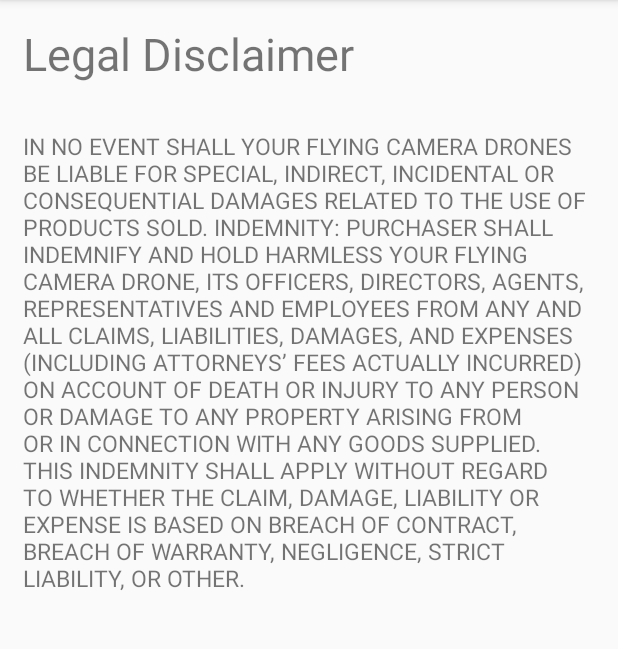
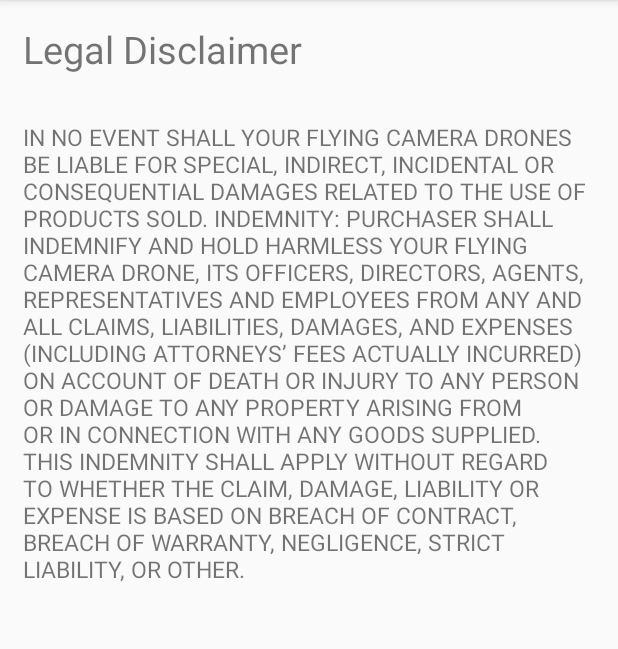
Before and after one commit to ExperimentalFlightsVIP/APP-Client, an Android app: the fragment LegalFragment shown on its own in the app's theme, on a phone screen of 412 x 824 dp, the part 84-733 px from its top. Run offline under Robolectric (Android 15) with nearby library versions, the phone set to English and light mode, and no system bars.

Commit message:
Settings, Legal

```diff
--- a/app/src/main/res/layout/fragment_legal.xml
+++ b/app/src/main/res/layout/fragment_legal.xml
@@ -10,17 +10,19 @@
         android:layout_height="wrap_content"
         android:id="@+id/welcome_text"
         android:text="Legal Disclaimer"
-        android:textSize="30dp"
+        android:textSize="25sp"
         android:layout_margin="15dp"
         />
 
     <TextView
-        android:layout_width="wrap_content"
-        android:layout_height="wrap_content"
-        android:layout_margin="15dp"
+        android:layout_width="396dp"
+        android:layout_height="362dp"
         android:layout_below="@+id/welcome_text"
+        android:layout_marginStart="15dp"
+        android:layout_marginTop="15dp"
+        android:layout_marginEnd="15dp"
+        android:layout_marginBottom="15dp"
         android:text="IN NO EVENT SHALL YOUR FLYING CAMERA DRONES BE LIABLE FOR SPECIAL, INDIRECT, INCIDENTAL OR CONSEQUENTIAL DAMAGES RELATED TO THE USE OF PRODUCTS SOLD. INDEMNITY: PURCHASER SHALL INDEMNIFY AND HOLD HARMLESS YOUR FLYING CAMERA DRONE, ITS OFFICERS, DIRECTORS, AGENTS, REPRESENTATIVES AND EMPLOYEES FROM ANY AND ALL CLAIMS, LIABILITIES, DAMAGES, AND EXPENSES (INCLUDING ATTORNEYS’ FEES ACTUALLY INCURRED) ON ACCOUNT OF DEATH OR INJURY TO ANY PERSON OR DAMAGE TO ANY PROPERTY ARISING FROM OR IN CONNECTION WITH ANY GOODS SUPPLIED. THIS INDEMNITY SHALL APPLY WITHOUT REGARD TO WHETHER THE CLAIM, DAMAGE, LIABILITY OR EXPENSE IS BASED ON BREACH OF CONTRACT, BREACH OF WARRANTY, NEGLIGENCE, STRICT LIABILITY, OR OTHER."
-        android:textSize="15dp"
-        />
+        android:textSize="15dp" />
 
 </RelativeLayout>
```
Also changed, not shown: app/src/main/res/layout/activity_settings.xml (+8 -0 lines).
